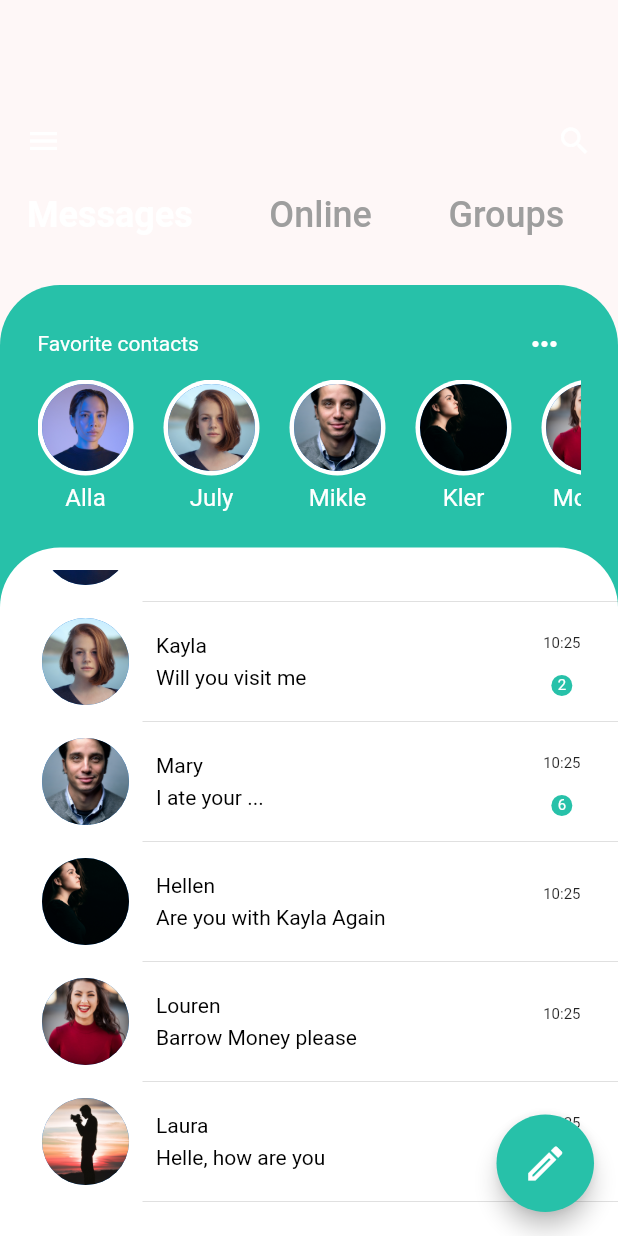
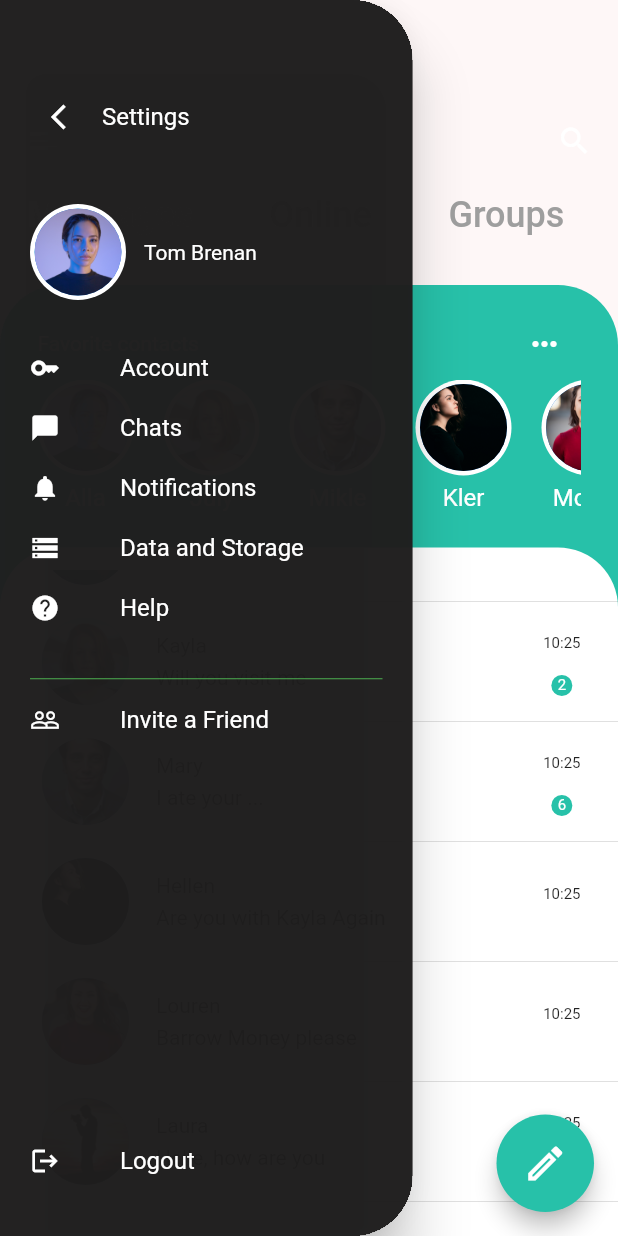
Before and after one commit to esebeto/chat_app_ui, a Flutter app: the screen it shows after launch, scrolled down 51 dp, after a tap on the "menu" icon, on a phone screen of 412 x 824 dp. Run offline on Flutter 3.47's test engine with Material 2 defaults, Android fonts, the phone set to English and light mode, and no system bars.

Commit message:
Add Drawer

```diff
--- a/lib/home.dart
+++ b/lib/home.dart
@@ -8,9 +8,12 @@ class HomePage extends StatefulWidget {
 }
 
 class _HomePageState extends State<HomePage> {
+  final GlobalKey<ScaffoldState> _globalKey = GlobalKey();
+
   @override
   Widget build(BuildContext context) {
     return Scaffold(
+      key: _globalKey,
       backgroundColor: const Color(0x0ff17171),
       body: Stack(
         children: [
@@ -22,7 +25,9 @@ class _HomePageState extends State<HomePage> {
                   mainAxisAlignment: MainAxisAlignment.spaceBetween,
                   children: [
                     IconButton(
-                      onPressed: () {},
+                      onPressed: () {
+                        _globalKey.currentState!.openDrawer();
+                      },
                       icon: const Icon(
                         Icons.menu,
                         color: Colors.white,
@@ -150,7 +155,7 @@ class _HomePageState extends State<HomePage> {
             right: 0,
             bottom: 0,
             child: Container(
-              padding: EdgeInsets.symmetric(vertical: 15),
+              padding: const EdgeInsets.symmetric(vertical: 15),
               height: 200,
               decoration: const BoxDecoration(
                 color: Colors.white,
@@ -160,7 +165,7 @@ class _HomePageState extends State<HomePage> {
                 ),
               ),
               child: ListView(
-                padding: EdgeInsets.only(left: 25),
+                padding: const EdgeInsets.only(left: 25),
                 children: [
                   buildConversationRow(
                       'Laura', 'Hello, how are you', 'profile1.jpg', 0),
@@ -187,6 +192,81 @@ class _HomePageState extends State<HomePage> {
           backgroundColor: const Color(0xff27c1a9),
           child: const Icon(Icons.edit_outlined, size: 30),
           onPressed: () {},
+        ),
+      ),
+      drawer: Drawer(
+        shape: const RoundedRectangleBorder(
+          borderRadius: BorderRadius.horizontal(
+            right: Radius.circular(40),
+          ),
+        ),
+        width: 275,
+        backgroundColor: Colors.black26,
+        child: Container(
+          decoration: const BoxDecoration(
+            color: Color(0xf71f1e1e),
+          ),
+          child: Padding(
+            padding: const EdgeInsets.fromLTRB(20, 50, 20, 20),
+            child: Column(
+              mainAxisAlignment: MainAxisAlignment.spaceBetween,
+              children: [
+                Column(
+                  children: [
+                    Row(
+                      children: [
+                        IconButton(
+                          onPressed: () {
+                            _globalKey.currentState!.openDrawer();
+                          },
+                          icon: const Icon(
+                            Icons.arrow_back_ios,
+                            color: Colors.white,
+                            size: 20,
+                          ),
+                        ),
+                        const SizedBox(height: 56),
+                        const Text(
+                          'Settings',
+                          style: TextStyle(color: Colors.white, fontSize: 16),
+                        )
+                      ],
+                    ),
+                    const SizedBox(height: 30),
+                    const Row(
+                      children: [
+                        UserAvatar(filename: 'profile1.jpg'),
+                        SizedBox(
+                          width: 12,
+                        ),
+                        Text(
+                          'Tom Brenan',
+                          style: TextStyle(
+                            color: Colors.white,
+                          ),
+                        ),
+                      ],
+                    ),
+                    const SizedBox(height: 35),
+                    const DrawerItem(title: 'Account', icon: Icons.key),
+                    const DrawerItem(title: 'Chats', icon: Icons.chat_bubble),
+                    const DrawerItem(
+                        title: 'Notifications', icon: Icons.notifications),
+                    const DrawerItem(
+                        title: 'Data and Storage', icon: Icons.storage),
+                    const DrawerItem(title: 'Help', icon: Icons.help),
+                    const Divider(
+                      color: Colors.green,
+                      height: 35,
+                    ),
+                    const DrawerItem(
+                        title: 'Invite a Friend', icon: Icons.people_outline),
+                  ],
+                ),
+                const DrawerItem(title: 'Logout', icon: Icons.logout),
+              ],
+            ),
+          ),
         ),
       ),
     );
@@ -269,6 +349,41 @@ class _HomePageState extends State<HomePage> {
   }
 }
 
+class DrawerItem extends StatelessWidget {
+  final String title;
+  final IconData icon;
+
+  const DrawerItem({
+    super.key,
+    required this.title,
+    required this.icon,
+  });
+
+  @override
+  Widget build(BuildContext context) {
+    return InkWell(
+      onTap: () {},
+      child: Padding(
+        padding: const EdgeInsets.only(bottom: 20),
+        child: Row(
+          children: [
+            Icon(
+              icon,
+              color: Colors.white,
+              size: 20,
+            ),
+            const SizedBox(width: 40),
+            Text(
+              title,
+              style: const TextStyle(color: Colors.white, fontSize: 16),
+            )
+          ],
+        ),
+      ),
+    );
+  }
+}
+
 class UserAvatar extends StatelessWidget {
   final String filename;
   const UserAvatar({
--- a/lib/main.dart
+++ b/lib/main.dart
@@ -8,10 +8,13 @@ class MyApp extends StatelessWidget {
 
   @override
   Widget build(BuildContext context) {
-    return const MaterialApp(
+    return MaterialApp(
       debugShowCheckedModeBanner: false,
       title: 'New WhatsApp UI',
-      home: HomePage(),
+      theme: ThemeData(
+        drawerTheme: const DrawerThemeData(scrimColor: Colors.transparent),
+      ),
+      home: const HomePage(),
     );
   }
 }
```
